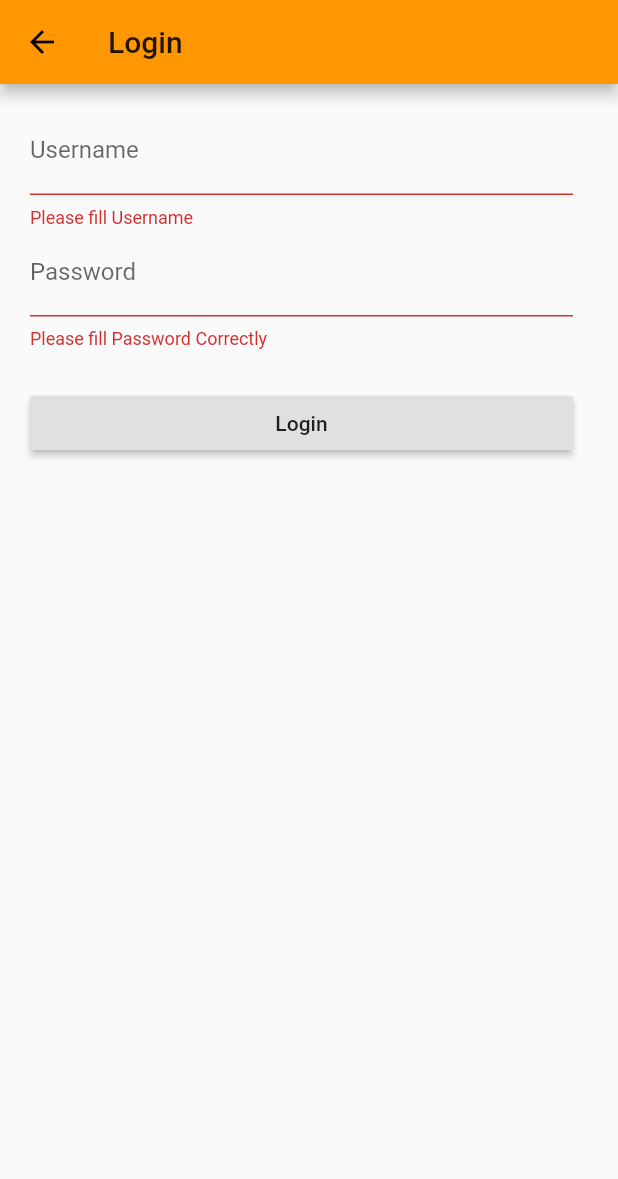
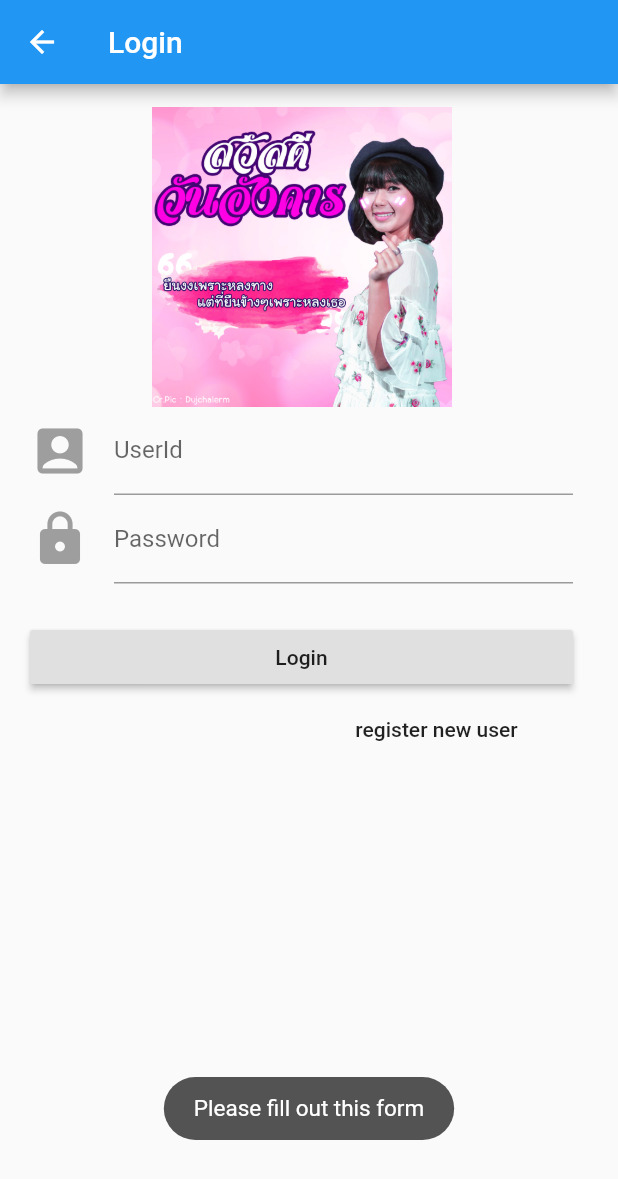
Before and after one commit to POKINBKK/flutter_prepared, a Flutter app: the LoginPage screen opened directly, after a tap on "Login", on a phone screen of 412 x 824 dp. Shown: the top 1179 px of the screen. Run offline on Flutter 3.47's test engine with Material 2 defaults, Android fonts, the phone set to English and light mode, and no system bars; our stand-ins replace sqflite, toast; accounts and stored records are empty.

Commit message:
User Part Complete

```diff
--- a/lib/db/userDB.dart
+++ b/lib/db/userDB.dart
@@ -2,42 +2,38 @@ import 'package:sqflite/sqflite.dart';
 
 final String userTable = "user";
 final String idColumn = "_id";
-final String firstnameColumn = "firstname";
-final String lastnameColumn = "lastname";
-final String usernameColumn = "username";
+final String useridColumn = "userid";
+final String nameColumn = "name";
+final String ageColumn = "age";
 final String passwordColumn = "password";
-final String phoneColumn = "phone";
-final String emailColumn = "email";
+final String quoteColumn = "quote";
 
 class User {
   int id;
-  String firstname;
-  String lastname;
-  String username;
+  String userid;
+  String name;
+  String age;
   String password;
-  String phone;
-  String email;
+  String quote;
 
   User();
 
   User.formMap(Map<String, dynamic> map) {
     this.id = map[idColumn];
-    this.firstname = map[firstnameColumn];
-    this.lastname = map[lastnameColumn];
-    this.username = map[usernameColumn];
+    this.userid = map[useridColumn];
+    this.name = map[nameColumn];
+    this.age = map[ageColumn];
     this.password = map[passwordColumn];
-    this.phone = map[phoneColumn];
-    this.email = map[emailColumn];
+    this.quote = map[quoteColumn];
   }
 
   Map<String, dynamic> toMap() {
     Map<String, dynamic> map = {
-      firstnameColumn: firstname,
-      lastnameColumn: lastname,
-      usernameColumn: username,
+      useridColumn: userid,
+      nameColumn: name,
+      ageColumn: age,
       passwordColumn: password,
-      phoneColumn: phone,
-      emailColumn: email
+      quoteColumn: quote,
     };
     if (id != null) {
       map[idColumn] = id;
@@ -46,7 +42,7 @@ class User {
   }
 
   @override
-  String toString() { return 'id = ${this.id}, firstname =  ${this.firstname}, lastname =  ${this.lastname}, username =  ${this.username}, password =  ${this.password}, phone =  ${this.phone}, email =  ${this.email}'; }
+  String toString() { return 'id: ${this.id}, userid:  ${this.userid}, name:  ${this.name}, age:  ${this.age}, password:  ${this.password}, quote:  ${this.quote}'; }
 
 }
 
@@ -59,12 +55,11 @@ class UserUtils {
       await db.execute('''
       create table $userTable (
         $idColumn integer primary key autoincrement,
-        $firstnameColumn text not null,
-        $lastnameColumn text not null,
-        $usernameColumn text not null unique,
+        $useridColumn text not null unique,
+        $nameColumn text not null,
+        $ageColumn text not null,
         $passwordColumn text not null,
-        $phoneColumn text not null,
-        $emailColumn text not null
+        $quoteColumn text
       )
       ''');
     });
@@ -77,7 +72,7 @@ class UserUtils {
 
   Future<User> getUser(int id) async {
     List<Map<String, dynamic>> maps = await db.query(userTable,
-        columns: [idColumn, firstnameColumn, lastnameColumn, usernameColumn, passwordColumn, phoneColumn, emailColumn],
+        columns: [idColumn, useridColumn, nameColumn, ageColumn, passwordColumn, quoteColumn],
         where: '$idColumn = ?',
         whereArgs: [id]);
         maps.length > 0 ? new User.formMap(maps.first) : null;
@@ -94,7 +89,7 @@ class UserUtils {
 
   Future<List<User>> getAllUser() async {
     await this.open("user.db");
-    var res = await db.query(userTable, columns: [idColumn, firstnameColumn, lastnameColumn, usernameColumn, passwordColumn, phoneColumn, emailColumn]);
+    var res = await db.query(userTable, columns: [idColumn, useridColumn, nameColumn, ageColumn, passwordColumn, quoteColumn]);
     List<User> userList = res.isNotEmpty ? res.map((c) => User.formMap(c)).toList() : [];
     return userList;
   }
--- a/lib/ui/loginPage.dart
+++ b/lib/ui/loginPage.dart
@@ -1,5 +1,7 @@
 import 'package:flutter/material.dart';
 import 'package:flutter_prepared/db/userDB.dart';
+import 'package:toast/toast.dart';
+import '../utils/currentUser.dart';
 
 
 class LoginPage extends StatefulWidget{
@@ -13,8 +15,10 @@ class LoginPage extends StatefulWidget{
 class LoginPageState extends State<LoginPage>{
   final _formkey = GlobalKey<FormState>();
   UserUtils user = UserUtils();
-  final username = TextEditingController();
+  final userid = TextEditingController();
   final password = TextEditingController();
+  bool isValid = false;
+  int formState = 0;
 
   @override
   Widget build(BuildContext context) {
@@ -27,28 +31,35 @@ class LoginPageState extends State<LoginPage>{
         child: ListView(
           padding: const EdgeInsets.fromLTRB(20, 15, 30, 0),
           children: <Widget>[
+            Image.asset(
+              "assets/banner.jpg",
+              width: 200,
+              height: 200,
+            ),
             TextFormField(
               decoration: InputDecoration(
-                labelText: "Username",
+                labelText: "UserId",
+                icon: Icon(Icons.account_box, size: 40, color: Colors.grey),
               ),
-              controller: username,
+              controller: userid,
               keyboardType: TextInputType.text,
               validator: (value) {
-                if (value.isEmpty) {
-                  return "Please fill Username";
+                if (value.isNotEmpty) {
+                  this.formState += 1;
                 }
               }
             ),
             TextFormField(
               decoration: InputDecoration(
                 labelText: "Password",
+                icon: Icon(Icons.lock, size: 40, color: Colors.grey),
               ),
               controller: password,
               obscureText: true,
               keyboardType: TextInputType.text,
               validator: (value) {
-                if (value.isEmpty || value.length < 8) {
-                  return "Please fill Password Correctly";
+                if (value.isNotEmpty) {
+                  this.formState += 1;
                 }
               }
             ),
@@ -58,10 +69,63 @@ class LoginPageState extends State<LoginPage>{
               onPressed: () async {
                 _formkey.currentState.validate();
                 await user.open("user.db");
-                Future<List<User>> userList = user.getAllUser();
-                username.text = "";
-                password.text = "";
+                Future<List<User>> allUser = user.getAllUser();
+
+                Future isUserValid(String userid, String password) async {
+                  var userList = await allUser;
+                  for(var i=0; i < userList.length;i++){
+                    if (userid == userList[i].userid && password == userList[i].password){
+                      CurrentUser.USERID = userList[i].userid;
+                      CurrentUser.NAME = userList[i].name;
+                      CurrentUser.AGE = userList[i].age;
+                      CurrentUser.PASSWORD = userList[i].password;
+                      CurrentUser.QUOTE = userList[i].quote;
+                      this.isValid = true;
+                      print("this user valid");
+                      break;
+                    }
+                  }
+                }
+
+                if(this.formState != 2){
+                  Toast.show("Please fill out this form", context, duration: Toast.LENGTH_SHORT, gravity:  Toast.BOTTOM);
+                  this.formState = 0;
+                  print(111);
+                } else {
+                  print(222);
+                  this.formState = 0;
+                  print("${userid.text}, ${password.text}");
+                  await isUserValid(userid.text, password.text);
+                  if( !this.isValid){
+                    print(333);
+                    Toast.show("Invalid user or password", context, duration: Toast.LENGTH_SHORT, gravity:  Toast.BOTTOM);
+                  } else {
+                    print(444);
+                    Navigator.pushReplacementNamed(context, '/home');
+                    userid.text = "";
+                    password.text = "";
+                  }
+                }
+
+                Future showAllUser() async {
+                  var userList = await allUser;
+                  for(var i=0; i < userList.length;i++){
+                    print(userList[i]);
+                    }
+                  }
+
+                showAllUser();
+                print(CurrentUser.whoCurrent());
               },
+            ),
+            FlatButton(
+              child: Container(
+                child: Text("register new user", textAlign: TextAlign.right),
+              ),
+              onPressed: () {
+                Navigator.of(context).pushNamed('/register');
+              },
+              padding: EdgeInsets.only(left: 180.0),
             ),
           ],
         ),
--- /dev/null
+++ b/lib/utils/currentUser.dart
@@ -0,0 +1,11 @@
+class CurrentUser {
+   static var USERID;
+   static var NAME;
+   static var AGE;
+   static var PASSWORD;
+   static var QUOTE;
+
+   static String whoCurrent(){
+     return "current -> id: ${USERID}, name: ${NAME}, age: ${AGE}, password: ${PASSWORD}, quote: ${QUOTE}";
+   }
+}
--- a/pubspec.yaml
+++ b/pubspec.yaml
@@ -20,7 +20,7 @@ dependencies:
   flutter:
     sdk: flutter
   sqflite: any
-  image_picker: ^0.4.0
+  toast: ^0.1.3
 
   # The following adds the Cupertino Icons font to your application.
   # Use with the CupertinoIcons class for iOS style icons.
@@ -43,8 +43,8 @@ flutter:
   uses-material-design: true
 
   # To add assets to your application, add an assets section, like this:
-  # assets:
-  #  - images/a_dot_burr.jpeg
+  assets:
+   - assets/
   #  - images/a_dot_ham.jpeg
 
   # An image asset can refer to one or more resolution-specific "variants", see
```
Also changed, not shown: lib/main.dart (+12 -3 lines), lib/ui/homePage.dart (+56 -0 lines), lib/ui/myfriendPage.dart (added, +23 -0 lines), lib/ui/profilePage.dart (added, +23 -0 lines), lib/ui/registerPage.dart (+94 -107 lines), assets/banner.jpg (added), lib/ui/albumPage.dart (added), lib/ui/commentPage.dart (added), lib/ui/friendPage.dart (added), lib/ui/photoPage.dart (added), lib/ui/postPage.dart (added), lib/ui/todoPage.dart (added), pubspec.lock, 1 other file.
